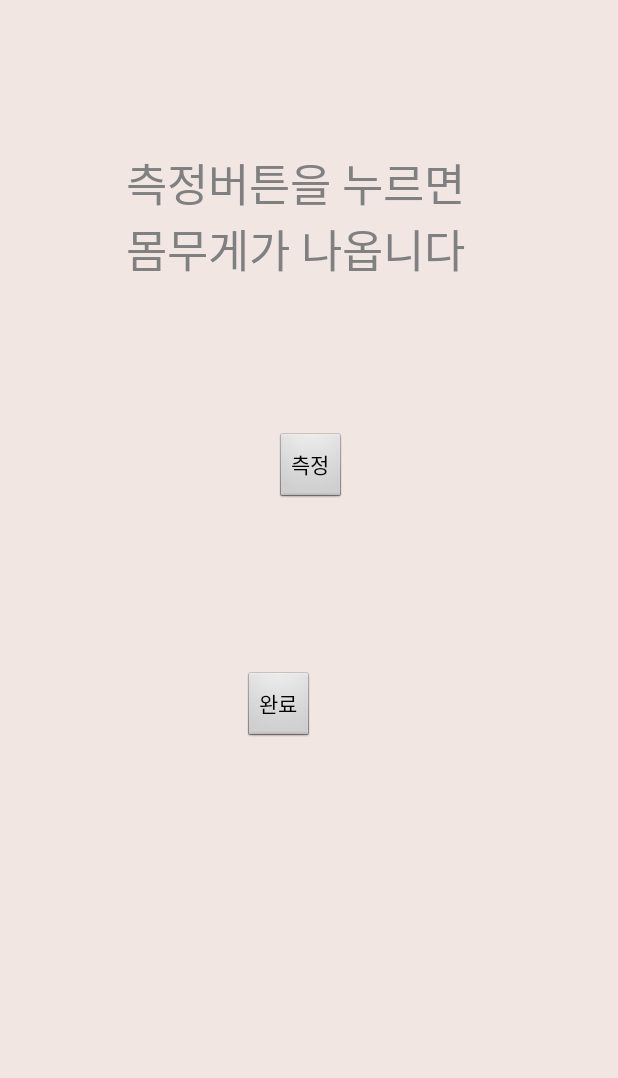
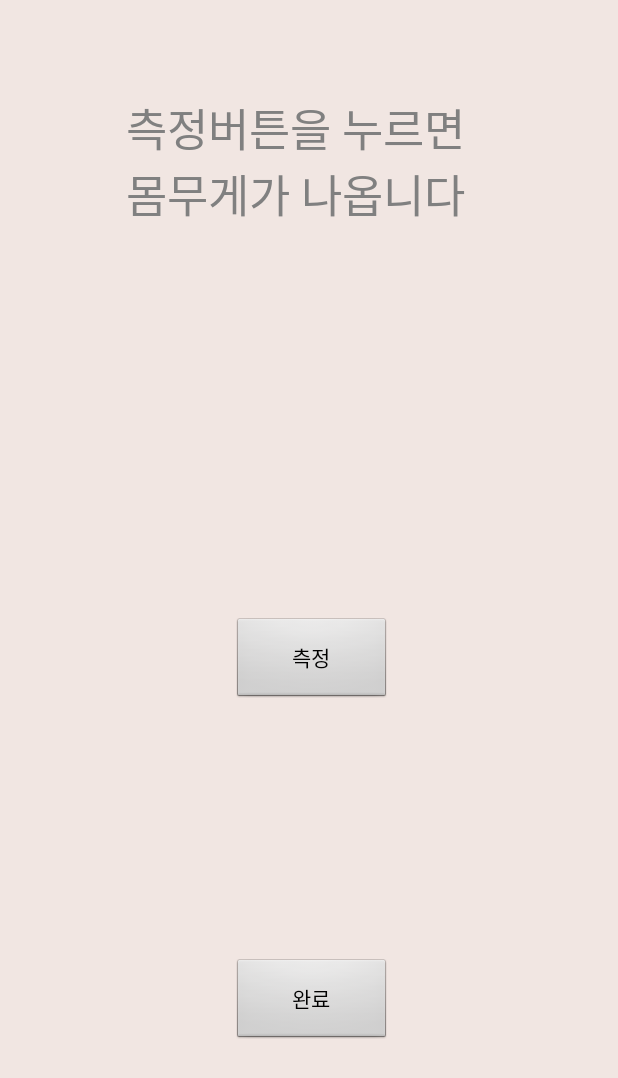
Before and after one commit to structsize/GSM_Festival, an Android app: the Estimate screen opened directly, with no data from a screen before it, on a phone screen of 412 x 824 dp. Shown: the top 1078 px of the screen. Run offline under Robolectric (Android 15) with nearby library versions, the phone set to English and light mode, and no system bars.

Commit message:
[UPDATE] layout

```diff
--- a/GSM_Festival/app/src/main/res/layout/activity_estimate.xml
+++ b/GSM_Festival/app/src/main/res/layout/activity_estimate.xml
@@ -25,31 +25,33 @@
 
     <Button
         android:id="@+id/btn"
-        android:layout_width="wrap_content"
-        android:layout_height="wrap_content"
+        android:layout_width="106dp"
+        android:layout_height="58dp"
         android:layout_marginStart="140dp"
         android:layout_marginTop="100dp"
         android:layout_marginEnd="140dp"
+        android:layout_marginBottom="93dp"
         android:text="측정"
+        app:layout_constraintBottom_toTopOf="@+id/endbutton"
         app:layout_constraintEnd_toEndOf="parent"
-        app:layout_constraintHorizontal_bias="0.511"
+        app:layout_constraintHorizontal_bias="0.56"
         app:layout_constraintStart_toStartOf="parent"
         app:layout_constraintTop_toBottomOf="@+id/receiveString" />
 
     <Button
         android:id="@+id/endbutton"
-        android:layout_width="wrap_content"
-        android:layout_height="wrap_content"
-        android:layout_marginStart="162dp"
+        android:layout_width="106dp"
+        android:layout_height="58dp"
+        android:layout_marginStart="140dp"
         android:layout_marginTop="76dp"
-        android:layout_marginEnd="161dp"
+        android:layout_marginEnd="140dp"
         android:layout_marginBottom="164dp"
         android:text="완료"
         app:layout_constraintBottom_toBottomOf="parent"
         app:layout_constraintEnd_toEndOf="parent"
-        app:layout_constraintHorizontal_bias="0.0"
+        app:layout_constraintHorizontal_bias="0.555"
         app:layout_constraintStart_toStartOf="parent"
         app:layout_constraintTop_toBottomOf="@+id/btn"
-        app:layout_constraintVertical_bias="0.177" />
+        app:layout_constraintVertical_bias="0.195" />
 
 </androidx.constraintlayout.widget.ConstraintLayout>
```
Also changed, not shown: GSM_Festival/app/src/main/res/layout/activity_bluetooth.xml (+10 -8 lines), GSM_Festival/app/src/main/res/layout/activity_calendar.xml (+20 -4 lines).
